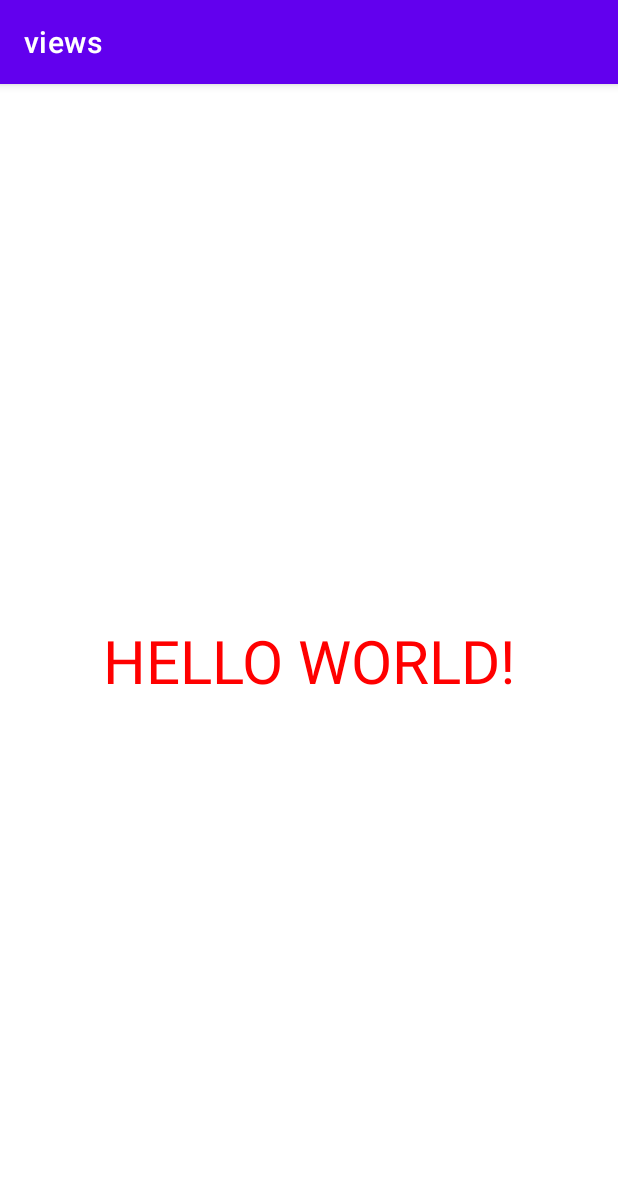
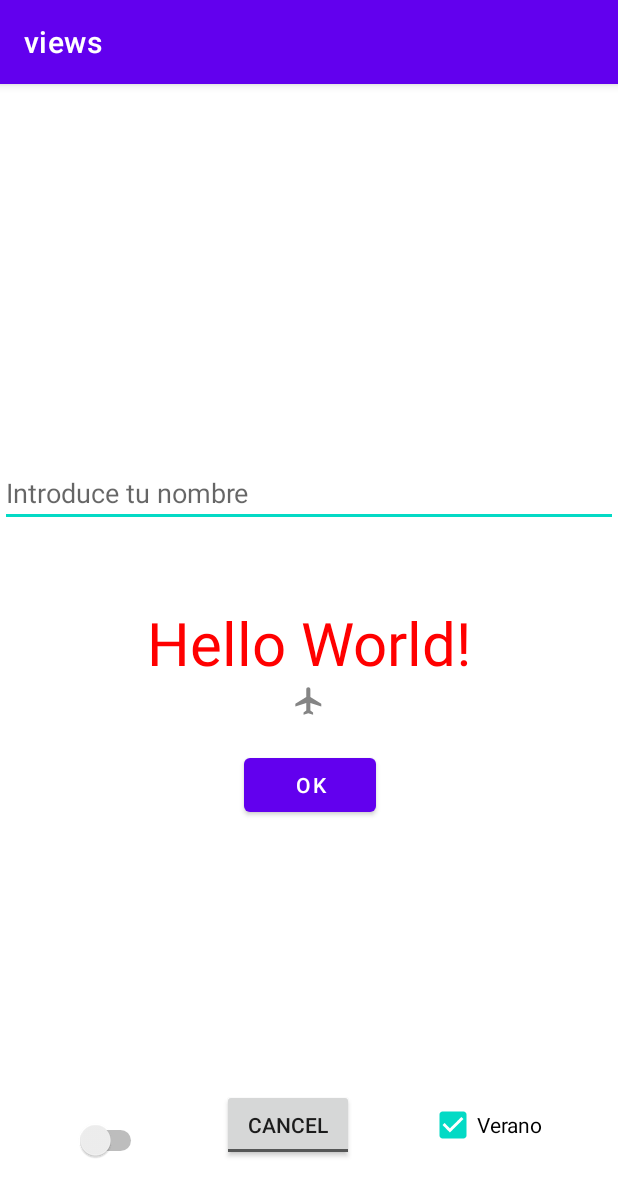
Before and after one commit to davmm96/views, an Android app: the screen it shows after launch (MainActivity), on a phone screen of 412 x 824 dp. Shown: the top 1197 px of the screen. Run offline under Robolectric (Android 15) with nearby library versions, the phone set to English and light mode, and no system bars; Roboto replaces fonts that are not available here.

Commit message:
Clase 3: ViewBinding y CompoundButtonm

```diff
--- a/app/build.gradle
+++ b/app/build.gradle
@@ -25,6 +25,10 @@ android {
         sourceCompatibility JavaVersion.VERSION_1_8
         targetCompatibility JavaVersion.VERSION_1_8
     }
+
+    viewBinding{
+        enabled true
+    }
 }
 
 dependencies {
--- a/app/src/main/java/com/example/views/MainActivity.java
+++ b/app/src/main/java/com/example/views/MainActivity.java
@@ -3,12 +3,62 @@ package com.example.views;
 import androidx.appcompat.app.AppCompatActivity;
 
 import android.os.Bundle;
+import android.text.Editable;
+import android.text.TextWatcher;
+import android.view.KeyEvent;
+import android.view.View;
+import android.view.inputmethod.EditorInfo;
+import android.widget.Button;
+import android.widget.CompoundButton;
+import android.widget.EditText;
+import android.widget.TextView;
 
-public class MainActivity extends AppCompatActivity {
+import com.example.views.databinding.ActivityMainBinding;
+import com.google.android.material.snackbar.Snackbar;
+
+import java.util.Locale;
+
+public class MainActivity extends AppCompatActivity{
+
+    ActivityMainBinding viewBinding;
 
     @Override
     protected void onCreate(Bundle savedInstanceState) {
         super.onCreate(savedInstanceState);
-        setContentView(R.layout.activity_main);
+        this.viewBinding = ActivityMainBinding.inflate(getLayoutInflater());
+        setContentView(this.viewBinding.getRoot());
+
+        this.viewBinding.tv.setText(R.string.label);
+        this.viewBinding.bt1.setOnClickListener(v -> viewBinding.sw.toggle());
+        final String string = this.viewBinding.et.getText().toString();
+
+        this.viewBinding.et.setOnEditorActionListener((et,actionId, keyEvent) -> {
+            if(actionId == EditorInfo.IME_ACTION_GO)
+            {
+                this.viewBinding.tv.setText(et.getText().toString());
+            }
+            return false;
+        });
+
+        this.viewBinding.et.addTextChangedListener(new TextWatcher() {
+                                        @Override
+                                        public void beforeTextChanged(CharSequence charSequence, int i, int i1, int i2) {}
+
+                                        @Override
+                                        public void onTextChanged(CharSequence charSequence, int i, int i1, int i2) {
+                                            viewBinding.tv.setText(charSequence.toString().toUpperCase(Locale.ROOT));
+                                        }
+
+                                        @Override
+                                        public void afterTextChanged(Editable editable) {}
+                                    });
+
+        this.viewBinding.sw.setOnClickListener(this::onBtClick);
+        this.viewBinding.sw.setOnCheckedChangeListener((bt, isChecked) -> viewBinding.tv.setText(String.valueOf(isChecked)));
+    }
+
+    public void onBtClick(View view)
+    {
+        Snackbar.make(MainActivity.this,view,getString(R.string.saludo), Snackbar.LENGTH_SHORT).show();
     }
 }
--- /dev/null
+++ b/app/src/main/res/drawable-anydpi/plane.xml
@@ -0,0 +1,16 @@
+<vector xmlns:android="http://schemas.android.com/apk/res/android"
+    android:width="24dp"
+    android:height="24dp"
+    android:viewportWidth="24"
+    android:viewportHeight="24"
+    android:tint="#333333"
+    android:alpha="0.6">
+  <group android:scaleX="0.90909094"
+      android:scaleY="0.90909094"
+      android:translateX="1.0909091"
+      android:translateY="1.0909091">
+    <path
+        android:fillColor="@android:color/white"
+        android:pathData="M21,16v-2l-8,-5V3.5c0,-0.83 -0.67,-1.5 -1.5,-1.5S10,2.67 10,3.5V9l-8,5v2l8,-2.5V19l-2,1.5V22l3.5,-1 3.5,1v-1.5L13,19v-5.5l8,2.5z"/>
+  </group>
+</vector>
--- a/app/src/main/res/layout/activity_main.xml
+++ b/app/src/main/res/layout/activity_main.xml
@@ -7,16 +7,72 @@
     tools:context=".MainActivity">
 
     <TextView
+        android:id="@+id/tv"
         android:layout_width="wrap_content"
         android:layout_height="wrap_content"
         android:text="@string/label"
         android:textSize="@dimen/sizeFont"
+        android:drawableBottom="@drawable/plane"
         android:textColor="@color/red"
-        android:textAllCaps="true"
         android:fontFamily="@font/actor"
         app:layout_constraintBottom_toBottomOf="parent"
         app:layout_constraintLeft_toLeftOf="parent"
         app:layout_constraintRight_toRightOf="parent"
         app:layout_constraintTop_toTopOf="parent" />
 
+    <Button
+        android:id="@+id/bt1"
+        android:layout_width="wrap_content"
+        android:layout_height="wrap_content"
+        android:text="@android:string/ok"
+        android:layout_marginTop="20dp"
+        app:layout_constraintEnd_toEndOf="@+id/tv"
+        app:layout_constraintStart_toStartOf="@+id/tv"
+        app:layout_constraintTop_toBottomOf="@+id/tv" />
+
+    <EditText
+        android:id="@+id/et"
+        android:hint="Introduce tu nombre"
+        android:inputType="text"
+        android:imeOptions="actionGo"
+        android:layout_marginBottom="50dp"
+        android:layout_width="0dp"
+        android:layout_height="wrap_content"
+        app:layout_constraintBottom_toTopOf="@+id/tv"
+        app:layout_constraintEnd_toEndOf="parent"
+        app:layout_constraintStart_toStartOf="parent" />
+
+    <Switch
+        android:id="@+id/sw"
+        android:checked="false"
+        android:layout_marginBottom="50dp"
+        android:layout_marginStart="50dp"
+        app:layout_constraintStart_toStartOf="parent"
+        app:layout_constraintBottom_toBottomOf="parent"
+        android:layout_width="wrap_content"
+        android:layout_height="wrap_content"/>
+
+    <ToggleButton
+        android:id="@+id/toggle"
+        android:checked="false"
+        android:textOn="@android:string/ok"
+        android:textOff="@android:string/cancel"
+        android:layout_width="wrap_content"
+        android:layout_height="wrap_content"
+        android:layout_marginBottom="50dp"
+        android:layout_marginStart="50dp"
+        app:layout_constraintStart_toEndOf="@+id/sw"
+        app:layout_constraintBottom_toBottomOf="parent"/>
+
+    <CheckBox
+        android:id="@+id/cb"
+        android:checked="true"
+        android:text="Verano"
+        android:layout_width="wrap_content"
+        android:layout_height="wrap_content"
+        android:layout_marginBottom="50dp"
+        android:layout_marginStart="50dp"
+        app:layout_constraintStart_toEndOf="@+id/toggle"
+        app:layout_constraintBottom_toBottomOf="parent"/>
+
 </androidx.constraintlayout.widget.ConstraintLayout>
--- a/app/src/main/res/values/strings.xml
+++ b/app/src/main/res/values/strings.xml
@@ -1,4 +1,5 @@
 <resources>
     <string name="app_name">views</string>
     <string name="label">Hello World!</string>
+    <string name="saludo">Hola!</string>
 </resources>
```
Also changed, not shown: app/src/main/res/drawable-hdpi/plane.png (added), app/src/main/res/drawable-mdpi/plane.png (added), app/src/main/res/drawable-xhdpi/plane.png (added), app/src/main/res/drawable-xxhdpi/plane.png (added).
